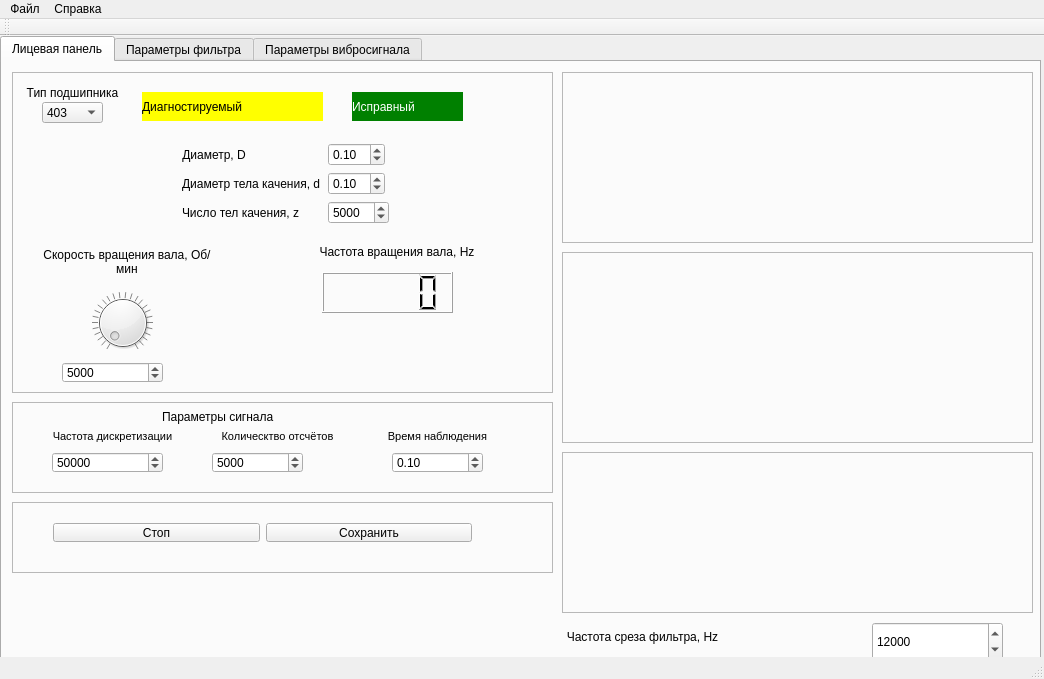
Old version of the form vibrostand/mainwindow_windows.ui in the repository victorcrimea/vibrostand_laboratory.
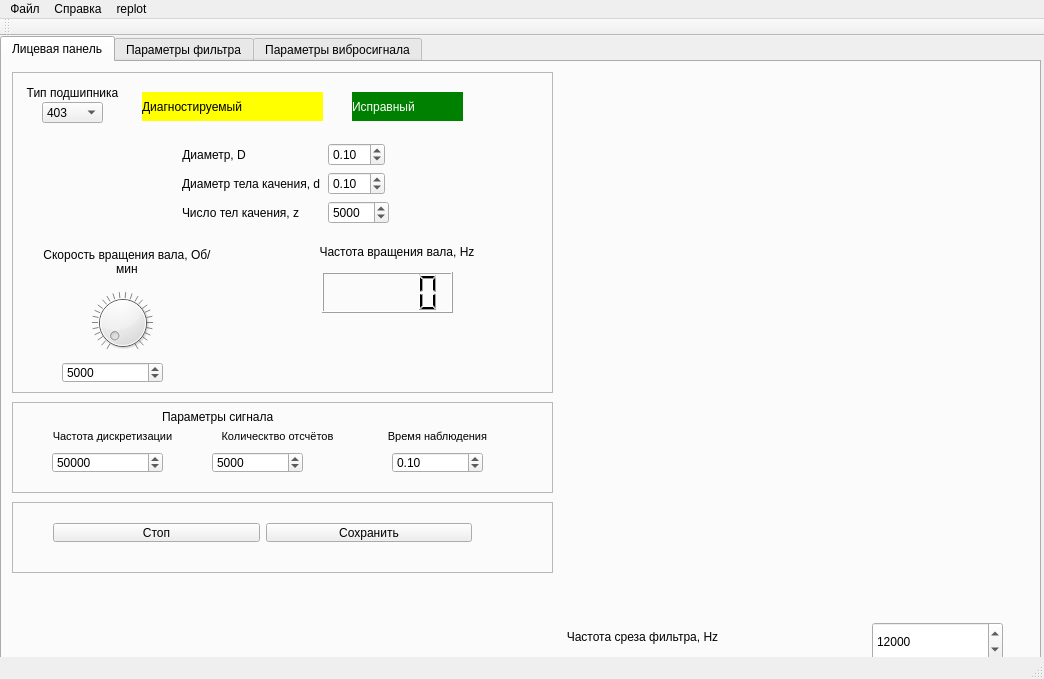
New version of the form. Custom widgets are drawn as their Qt base class.

What changed in the file:
```diff
--- a/vibrostand/mainwindow_windows.ui
+++ b/vibrostand/mainwindow_windows.ui
@@ -30,7 +30,7 @@
      <attribute name="title">
       <string>Лицевая панель</string>
      </attribute>
-     <widget class="QFrame" name="input_signal">
+     <widget class="QCustomPlot" name="input_signal" native="true">
       <property name="geometry">
        <rect>
         <x>560</x>
@@ -39,14 +39,8 @@
         <height>171</height>
        </rect>
       </property>
-      <property name="frameShape">
-       <enum>QFrame::StyledPanel</enum>
-      </property>
-      <property name="frameShadow">
-       <enum>QFrame::Raised</enum>
-      </property>
      </widget>
-     <widget class="QFrame" name="frame_5">
+     <widget class="QCustomPlot" name="widget_5" native="true">
       <property name="geometry">
        <rect>
         <x>560</x>
@@ -55,14 +49,8 @@
         <height>191</height>
        </rect>
       </property>
-      <property name="frameShape">
-       <enum>QFrame::StyledPanel</enum>
-      </property>
-      <property name="frameShadow">
-       <enum>QFrame::Raised</enum>
-      </property>
      </widget>
-     <widget class="QFrame" name="frame_6">
+     <widget class="QCustomPlot" name="signal_spectrum" native="true">
       <property name="geometry">
        <rect>
         <x>560</x>
@@ -71,12 +59,6 @@
         <height>161</height>
        </rect>
       </property>
-      <property name="frameShape">
-       <enum>QFrame::StyledPanel</enum>
-      </property>
-      <property name="frameShadow">
-       <enum>QFrame::Raised</enum>
-      </property>
      </widget>
      <widget class="QFrame" name="frame_7">
       <property name="geometry">
@@ -1102,8 +1084,15 @@
     </property>
     <addaction name="about"/>
    </widget>
+   <widget class="QMenu" name="menuReplot">
+    <property name="title">
+     <string>replot</string>
+    </property>
+    <addaction name="actionRegenerate_signal"/>
+   </widget>
    <addaction name="menu"/>
    <addaction name="menu_2"/>
+   <addaction name="menuReplot"/>
   </widget>
   <widget class="QToolBar" name="mainToolBar">
    <attribute name="toolBarArea">
@@ -1131,6 +1120,14 @@
   </action>
  </widget>
  <layoutdefault spacing="6" margin="11"/>
+ <customwidgets>
+  <customwidget>
+   <class>QCustomPlot</class>
+   <extends>QWidget</extends>
+   <header>qcustomplot.h</header>
+   <container>1</container>
+  </customwidget>
+ </customwidgets>
  <resources/>
  <connections/>
 </ui>
```
Left out of the diff: 17 changed lines with no effect on the pictures.
